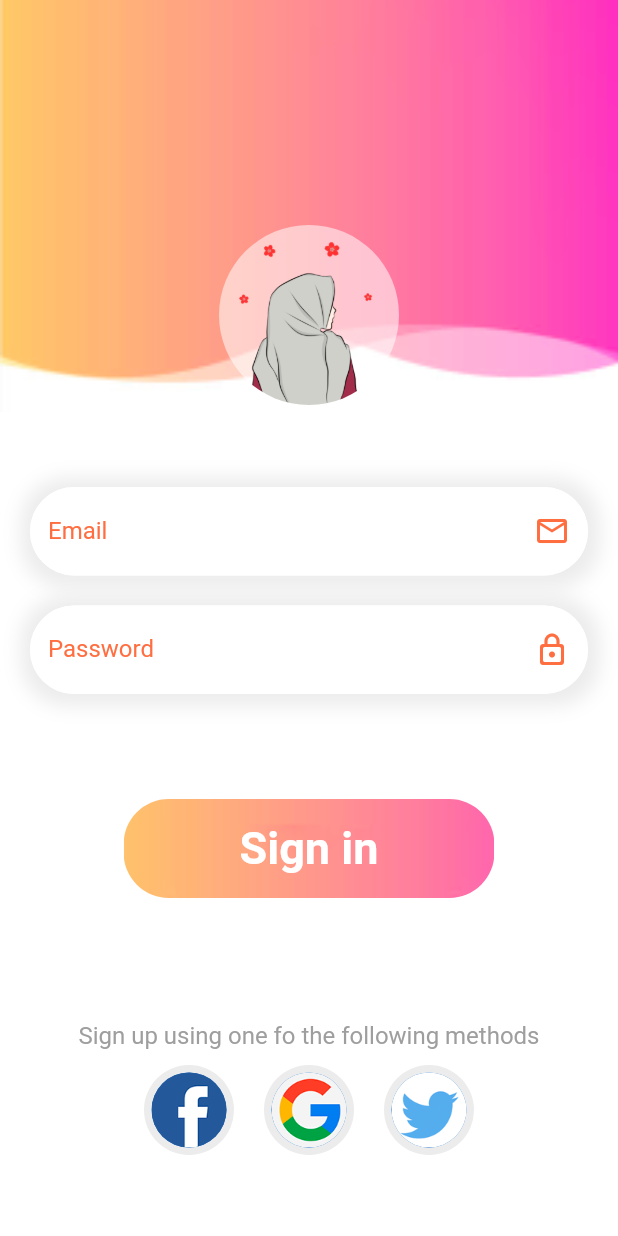
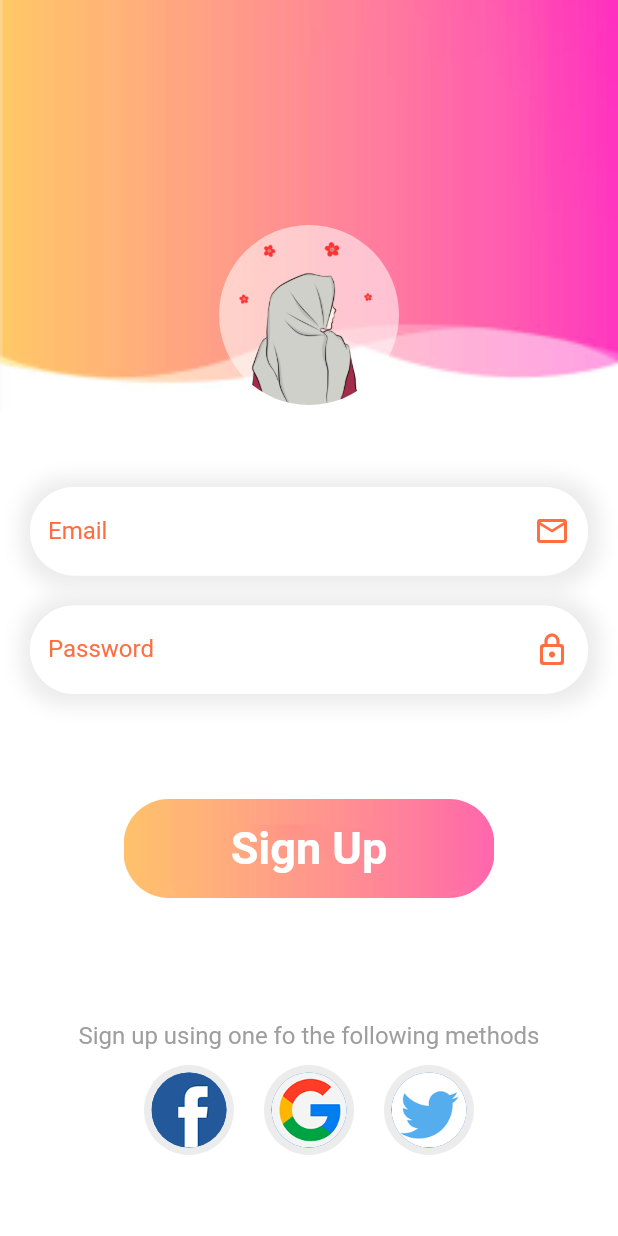
Before and after one commit to Hussein2077/Login-and-sign-up-auth, a Flutter app: the screen it shows after launch, on a phone screen of 412 x 824 dp. Run offline on Flutter 3.47's test engine with Material 2 defaults, Android fonts, the phone set to English and light mode, and no system bars; our stand-ins replace get.

Commit message:
Edit Bottons

```diff
--- a/lib/custom_botton.dart
+++ b/lib/custom_botton.dart
@@ -1,13 +1,18 @@
 import 'package:flutter/material.dart';
+
 class CustomBotton extends StatelessWidget {
-  const CustomBotton({Key? key}) : super(key: key);
+  const CustomBotton({Key? key, this.onTap, required this.text})
+      : super(key: key);
+  final Function()? onTap;
+  final String text;
 
   @override
   Widget build(BuildContext context) {
     double w = MediaQuery.of(context).size.width;
     double h = MediaQuery.of(context).size.height;
-    return Container
-      (
+    return MaterialButton(
+      onPressed: onTap,
+      child: Container(
         width: w * .6,
         height: h * .08,
         decoration: BoxDecoration(
@@ -17,13 +22,12 @@ class CustomBotton extends StatelessWidget {
             fit: BoxFit.cover,
           ),
         ),
-      child: const Center(
+        child: Center(
           child: Text(
-          'Sign in',
-          style: TextStyle(
-              fontWeight: FontWeight.bold,
-              fontSize: 30,
-              color: Colors.white),
+            text,
+            style: const TextStyle(
+                fontWeight: FontWeight.bold, fontSize: 30, color: Colors.white),
+          ),
         ),
       ),
     );
--- a/lib/login_page.dart
+++ b/lib/login_page.dart
@@ -19,6 +19,8 @@ class LoginPage extends StatelessWidget {
         return Scaffold(
           backgroundColor: Colors.white,
           body: SingleChildScrollView(
+            physics: const BouncingScrollPhysics(),
+
             child: Column(
               children: [
                 Container(
@@ -86,7 +88,9 @@ class LoginPage extends StatelessWidget {
                   ),
                 ),
                 const SizedBox(height: 70),
-                CustomBotton(),
+                const CustomBotton(
+                  text: 'Sign in',
+                ),
                 SizedBox(
                   height: h * .09,
                 ),
--- a/lib/signup_page.dart
+++ b/lib/signup_page.dart
@@ -18,6 +18,7 @@ class SignUpPage extends StatelessWidget {
     return Scaffold(
       backgroundColor: Colors.white,
       body: SingleChildScrollView(
+        physics: const BouncingScrollPhysics(),
         child: Column(
           children: [
             Container(
@@ -68,7 +69,9 @@ class SignUpPage extends StatelessWidget {
                   const SizedBox(
                     height: 70,
                   ),
-                  const CustomBotton(),
+                  const CustomBotton(
+                    text: 'Sign Up',
+                  ),
                   SizedBox(
                     height: h * .1,
                   ),
```
Lines whose indentation alone changed are shown as unchanged.
